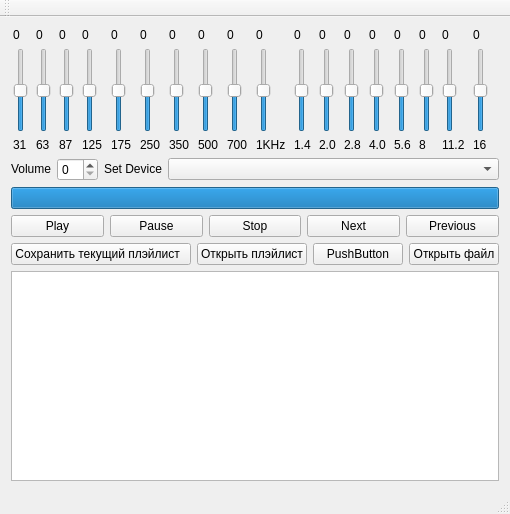
Before: the Qt Designer form mainwindow.ui in temq09/audio_player, drawn with Qt 5.
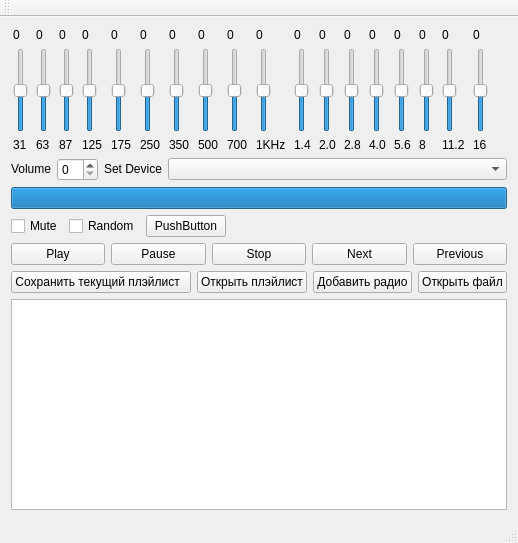
After: the same form once the commit is applied.

Commit message: Add full support radio

What changed in the file:
```diff
--- a/mainwindow.ui
+++ b/mainwindow.ui
@@ -7,7 +7,7 @@
     <x>0</x>
     <y>0</y>
     <width>510</width>
-    <height>514</height>
+    <height>543</height>
    </rect>
   </property>
   <property name="sizePolicy">
@@ -1019,6 +1019,44 @@
         </property>
        </widget>
       </item>
+      <item>
+       <layout class="QHBoxLayout" name="horizontalLayout_6">
+        <item>
+         <widget class="QCheckBox" name="cBox_Mute">
+          <property name="text">
+           <string>Mute</string>
+          </property>
+         </widget>
+        </item>
+        <item>
+         <widget class="QCheckBox" name="cBox_random">
+          <property name="text">
+           <string>Random</string>
+          </property>
+         </widget>
+        </item>
+        <item>
+         <widget class="QPushButton" name="pushButton">
+          <property name="text">
+           <string>PushButton</string>
+          </property>
+         </widget>
+        </item>
+        <item>
+         <spacer name="horizontalSpacer">
+          <property name="orientation">
+           <enum>Qt::Horizontal</enum>
+          </property>
+          <property name="sizeHint" stdset="0">
+           <size>
+            <width>40</width>
+            <height>20</height>
+           </size>
+          </property>
+         </spacer>
+        </item>
+       </layout>
+      </item>
       <item>
        <layout class="QHBoxLayout" name="horizontalLayout_2">
         <item>
@@ -1075,9 +1113,9 @@
          </widget>
         </item>
         <item>
-         <widget class="QPushButton" name="pushButton">
+         <widget class="QPushButton" name="btn_AddRadio">
           <property name="text">
-           <string>PushButton</string>
+           <string>Добавить радио</string>
           </property>
          </widget>
         </item>
```
The commit also changes 9 other files.
